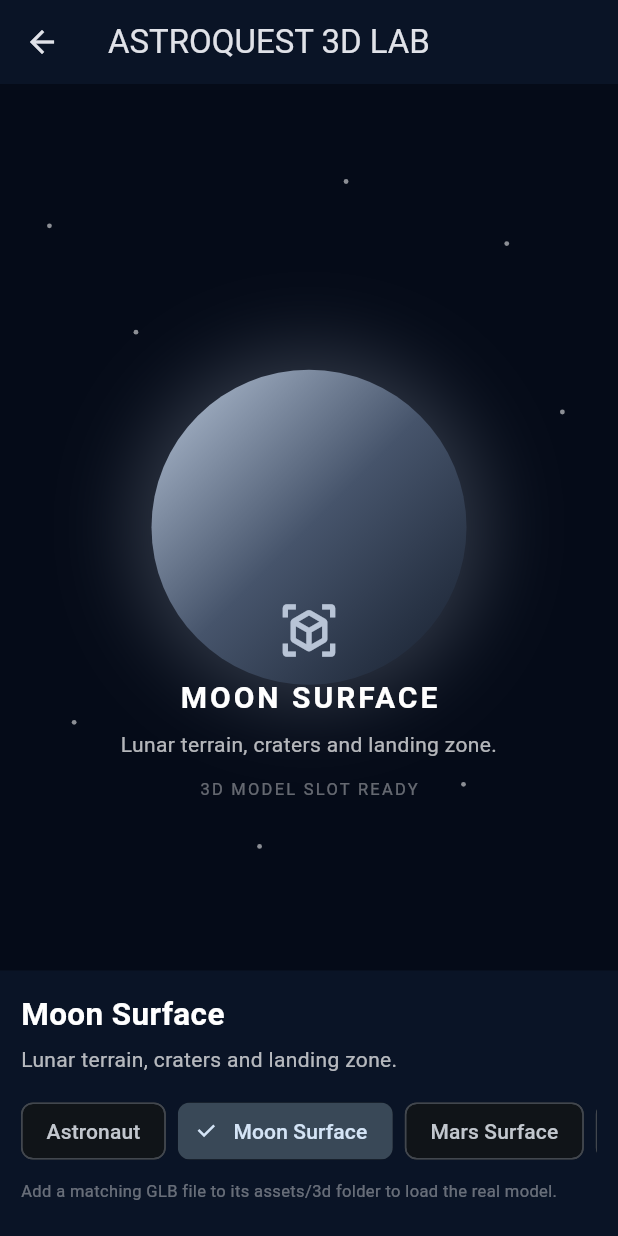
After one commit to purnorabby/AstroQuest, a Flutter app: the Astro3DPreviewPage screen opened directly, after a tap on "Moon Surface", on a phone screen of 412 x 824 dp. The commit adds this screen. Run offline on Flutter 3.47's test engine with Material 3 defaults, Android fonts, the light colour scheme and no system bars; missing offline and left inert: model_viewer_plus.

Commit message:
Add AstroQuest 3D Exploration Lab

```diff
--- /dev/null
+++ b/flutter_app/lib/astro_3d_preview_page.dart
@@ -0,0 +1,59 @@
+import 'package:flutter/material.dart';
+import 'astro_3d_viewer.dart';
+
+class Astro3DPreviewPage extends StatefulWidget {
+  const Astro3DPreviewPage({super.key});
+  @override
+  State<Astro3DPreviewPage> createState() => _Astro3DPreviewPageState();
+}
+
+class _Astro3DPreviewPageState extends State<Astro3DPreviewPage> {
+  int selected = 0;
+  static const scenes = <_SceneInfo>[
+    _SceneInfo('Astronaut', 'Junior astronaut model and suit inspection.', 'assets/3d/astronaut/astronaut.glb', Color(0xFF55B6FF)),
+    _SceneInfo('Moon Surface', 'Lunar terrain, craters and landing zone.', 'assets/3d/moon/moon_surface.glb', Color(0xFFB8C4D6)),
+    _SceneInfo('Mars Surface', 'Red planet terrain and exploration area.', 'assets/3d/mars/mars_surface.glb', Color(0xFFFF805D)),
+    _SceneInfo('Lunar Rover', 'Rover model for surface exploration.', 'assets/3d/rover/lunar_rover.glb', Color(0xFFFFD166)),
+    _SceneInfo('Spacecraft', 'Mission spacecraft and landing vehicle.', 'assets/3d/spacecraft/spacecraft.glb', Color(0xFFB69CFF)),
+  ];
+
+  @override
+  Widget build(BuildContext context) {
+    final scene = scenes[selected];
+    return Scaffold(
+      backgroundColor: const Color(0xFF050B18),
+      appBar: AppBar(title: const Text('ASTROQUEST 3D LAB'), backgroundColor: const Color(0xFF0A1426)),
+      body: Column(children: [
+        Expanded(child: Astro3DViewer(key: ValueKey(scene.asset), assetPath: scene.asset, title: scene.title, description: scene.description, accentColor: scene.color)),
+        Container(
+          color: const Color(0xFF0A1426),
+          padding: const EdgeInsets.fromLTRB(14, 14, 14, 22),
+          child: Column(crossAxisAlignment: CrossAxisAlignment.start, children: [
+            Text(scene.title, style: const TextStyle(color: Colors.white, fontSize: 21, fontWeight: FontWeight.bold)),
+            const SizedBox(height: 5),
+            Text(scene.description, style: const TextStyle(color: Colors.white70)),
+            const SizedBox(height: 14),
+            SizedBox(height: 48, child: ListView.separated(
+              scrollDirection: Axis.horizontal,
+              itemCount: scenes.length,
+              separatorBuilder: (_, __) => const SizedBox(width: 8),
+              itemBuilder: (context, index) => ChoiceChip(
+                label: Text(scenes[index].title),
+                selected: selected == index,
+                onSelected: (_) => setState(() => selected = index),
+              ),
+            )),
+            const SizedBox(height: 8),
+            const Text('Add a matching GLB file to its assets/3d folder to load the real model.', style: TextStyle(color: Colors.white38, fontSize: 11)),
+          ]),
+        ),
+      ]),
+    );
+  }
+}
+
+class _SceneInfo {
+  final String title, description, asset;
+  final Color color;
+  const _SceneInfo(this.title, this.description, this.asset, this.color);
+}
--- /dev/null
+++ b/flutter_app/lib/astro_3d_viewer.dart
@@ -0,0 +1,120 @@
+import 'package:flutter/material.dart';
+import 'package:flutter/services.dart';
+import 'package:model_viewer_plus/model_viewer_plus.dart';
+
+/// Shows a local GLB model when present; otherwise displays a space placeholder.
+class Astro3DViewer extends StatefulWidget {
+  final String assetPath;
+  final String title;
+  final String description;
+  final Color accentColor;
+
+  const Astro3DViewer({
+    super.key,
+    required this.assetPath,
+    required this.title,
+    required this.description,
+    this.accentColor = const Color(0xFF55B6FF),
+  });
+
+  @override
+  State<Astro3DViewer> createState() => _Astro3DViewerState();
+}
+
+class _Astro3DViewerState extends State<Astro3DViewer> {
+  late Future<bool> assetExists;
+
+  @override
+  void initState() {
+    super.initState();
+    assetExists = _checkAsset();
+  }
+
+  @override
+  void didUpdateWidget(covariant Astro3DViewer oldWidget) {
+    super.didUpdateWidget(oldWidget);
+    if (oldWidget.assetPath != widget.assetPath) assetExists = _checkAsset();
+  }
+
+  Future<bool> _checkAsset() async {
+    try {
+      await rootBundle.load(widget.assetPath);
+      return true;
+    } catch (_) {
+      return false;
+    }
+  }
+
+  @override
+  Widget build(BuildContext context) => FutureBuilder<bool>(
+        future: assetExists,
+        builder: (context, snapshot) {
+          if (snapshot.connectionState != ConnectionState.done) {
+            return const Center(child: CircularProgressIndicator());
+          }
+          if (snapshot.data == true) {
+            return ModelViewer(
+              src: widget.assetPath,
+              alt: widget.description,
+              ar: false,
+              autoRotate: true,
+              cameraControls: true,
+              backgroundColor: const Color(0xFF050B18),
+            );
+          }
+          return Container(
+            color: const Color(0xFF050B18),
+            width: double.infinity,
+            child: Stack(
+              alignment: Alignment.center,
+              children: [
+                const Positioned.fill(child: CustomPaint(painter: _StarsPainter())),
+                Container(
+                  width: 210,
+                  height: 210,
+                  decoration: BoxDecoration(
+                    shape: BoxShape.circle,
+                    gradient: const LinearGradient(
+                      begin: Alignment.topLeft,
+                      end: Alignment.bottomRight,
+                      colors: [Color(0xFFB7C5D8), Color(0xFF46546B), Color(0xFF151E2D)],
+                    ),
+                    boxShadow: [BoxShadow(color: widget.accentColor.withOpacity(.25), blurRadius: 45, spreadRadius: 12)],
+                  ),
+                ),
+                Column(
+                  mainAxisAlignment: MainAxisAlignment.center,
+                  children: [
+                    const SizedBox(height: 230),
+                    Icon(Icons.view_in_ar, size: 42, color: widget.accentColor),
+                    const SizedBox(height: 10),
+                    Text(widget.title.toUpperCase(), style: const TextStyle(color: Colors.white, fontSize: 20, fontWeight: FontWeight.bold, letterSpacing: 2)),
+                    const SizedBox(height: 6),
+                    Padding(
+                      padding: const EdgeInsets.symmetric(horizontal: 24),
+                      child: Text(widget.description, textAlign: TextAlign.center, style: const TextStyle(color: Colors.white70)),
+                    ),
+                    const SizedBox(height: 12),
+                    const Text('3D MODEL SLOT READY', style: TextStyle(color: Colors.white38, fontSize: 11, letterSpacing: 1.5)),
+                  ],
+                ),
+              ],
+            ),
+          );
+        },
+      );
+}
+
+class _StarsPainter extends CustomPainter {
+  const _StarsPainter();
+  @override
+  void paint(Canvas canvas, Size size) {
+    final p = Paint()..color = Colors.white54;
+    const points = [Offset(.08,.16), Offset(.22,.28), Offset(.82,.18), Offset(.91,.37), Offset(.12,.72), Offset(.75,.79), Offset(.56,.11), Offset(.42,.86)];
+    for (final point in points) {
+      canvas.drawCircle(Offset(point.dx * size.width, point.dy * size.height), 1.6, p);
+    }
+  }
+  @override
+  bool shouldRepaint(covariant CustomPainter oldDelegate) => false;
+}
--- a/flutter_app/lib/main.dart
+++ b/flutter_app/lib/main.dart
@@ -1,9 +1,9 @@
-
 import 'package:flutter/material.dart';
 
 import 'mission/mission_models.dart';
 import 'mission/mission_simulator.dart';
 import 'screens/mission_readiness_page.dart';
+import 'three_d/astro_3d_preview_page.dart';
 
 void main() => runApp(const AstroQuestApp());
 
@@ -100,6 +100,21 @@ class HomePage extends StatelessWidget {
                 'Prepare your Mars expedition',
                 Icons.public,
                     () => start(context),
+              ),
+              const SizedBox(height: 14),
+              _missionButton(
+                context,
+                '3D EXPLORATION LAB',
+                'Preview astronaut, Moon, Mars, rover and spacecraft',
+                Icons.view_in_ar,
+                    () {
+                  Navigator.push(
+                    context,
+                    MaterialPageRoute(
+                      builder: (_) => const Astro3DPreviewPage(),
+                    ),
+                  );
+                },
               ),
               const Spacer(),
               const Center(
```
Lines whose indentation alone changed are shown as unchanged.
